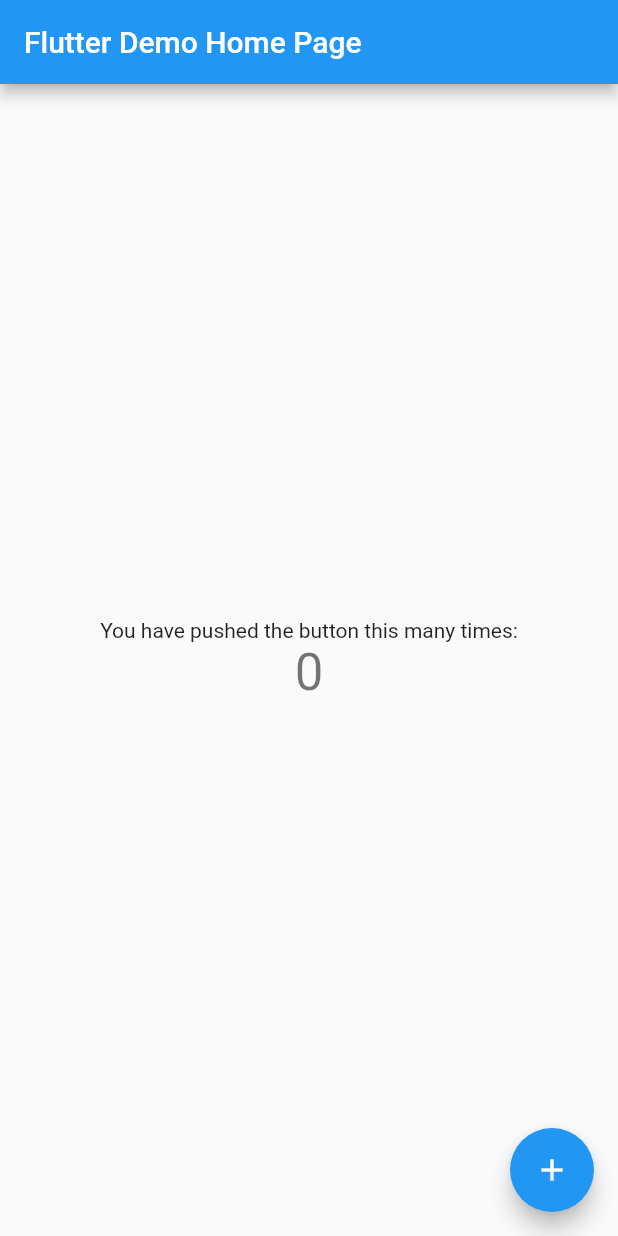
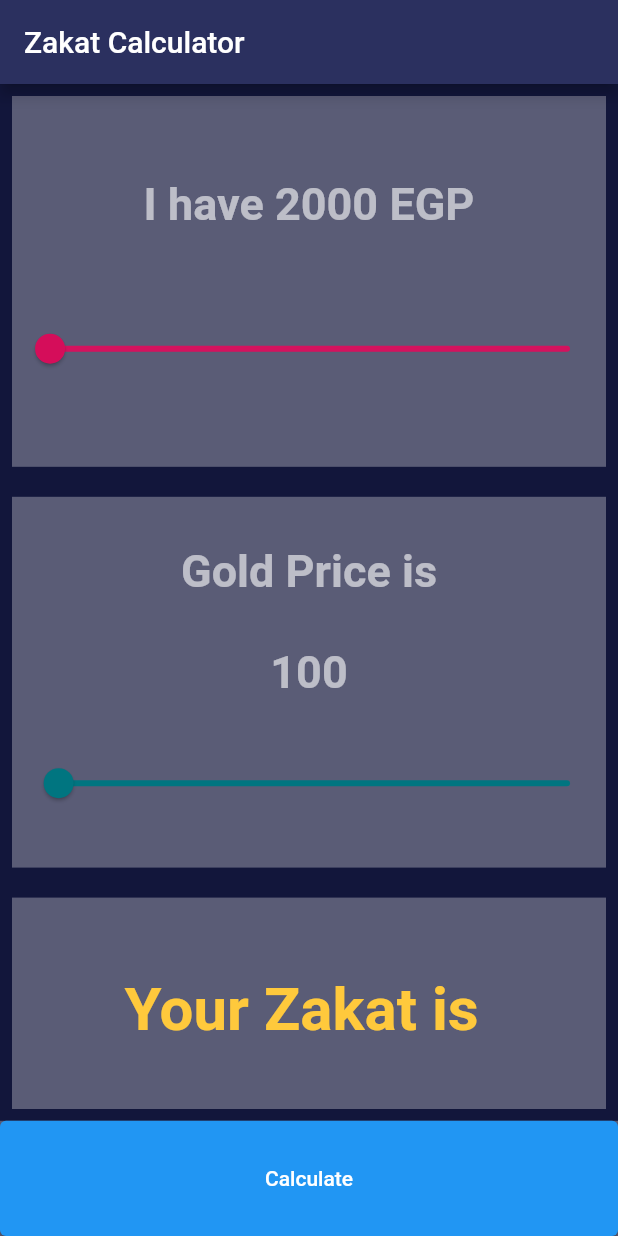
Before and after one commit to Khalid-Elbakly/zakat_calculator, a Flutter app: the screen it shows after launch, on a phone screen of 412 x 824 dp. Run offline on Flutter 3.47's test engine with Material 2 defaults, Android fonts, the phone set to English and light mode, and no system bars.

Commit message:
First Commit

```diff
--- a/lib/main.dart
+++ b/lib/main.dart
@@ -1,3 +1,4 @@
+import 'package:flutter/cupertino.dart';
 import 'package:flutter/material.dart';
 
 void main() {
@@ -5,12 +6,14 @@ void main() {
 }
 
 class MyApp extends StatelessWidget {
+  Color color = Color(0xff12163b);
   // This widget is the root of your application.
   @override
   Widget build(BuildContext context) {
     return MaterialApp(
-      title: 'Flutter Demo',
+      title: 'Zakat Calculator',
       theme: ThemeData(
+        scaffoldBackgroundColor: const Color(0xff12163b),
         // This is the theme of your application.
         //
         // Try running your application with "flutter run". You'll see the
@@ -20,9 +23,8 @@ class MyApp extends StatelessWidget {
         // or simply save your changes to "hot reload" in a Flutter IDE).
         // Notice that the counter didn't reset back to zero; the application
         // is not restarted.
-        primarySwatch: Colors.blue,
       ),
-      home: MyHomePage(title: 'Flutter Demo Home Page'),
+      home: MyHomePage(title: 'Zakat Calculator'),
     );
   }
 }
@@ -46,19 +48,10 @@ class MyHomePage extends StatefulWidget {
 }
 
 class _MyHomePageState extends State<MyHomePage> {
-  int _counter = 0;
-
-  void _incrementCounter() {
-    setState(() {
-      // This call to setState tells the Flutter framework that something has
-      // changed in this State, which causes it to rerun the build method below
-      // so that the display can reflect the updated values. If we changed
-      // _counter without calling setState(), then the build method would not be
-      // called again, and so nothing would appear to happen.
-      _counter++;
-    });
-  }
-
+  double money = 2000;
+  double gold=100;
+  double zakat;
+  double slider=50;
   @override
   Widget build(BuildContext context) {
     // This method is rerun every time setState is called, for instance as done
@@ -69,45 +62,98 @@ class _MyHomePageState extends State<MyHomePage> {
     // than having to individually change instances of widgets.
     return Scaffold(
       appBar: AppBar(
+        backgroundColor: Color(0xff2b305f),
         // Here we take the value from the MyHomePage object that was created by
         // the App.build method, and use it to set our appbar title.
         title: Text(widget.title),
       ),
-      body: Center(
-        // Center is a layout widget. It takes a single child and positions it
-        // in the middle of the parent.
-        child: Column(
-          // Column is also a layout widget. It takes a list of children and
-          // arranges them vertically. By default, it sizes itself to fit its
-          // children horizontally, and tries to be as tall as its parent.
-          //
-          // Invoke "debug painting" (press "p" in the console, choose the
-          // "Toggle Debug Paint" action from the Flutter Inspector in Android
-          // Studio, or the "Toggle Debug Paint" command in Visual Studio Code)
-          // to see the wireframe for each widget.
-          //
-          // Column has various properties to control how it sizes itself and
-          // how it positions its children. Here we use mainAxisAlignment to
-          // center the children vertically; the main axis here is the vertical
-          // axis because Columns are vertical (the cross axis would be
-          // horizontal).
-          mainAxisAlignment: MainAxisAlignment.center,
-          children: <Widget>[
-            Text(
-              'You have pushed the button this many times:',
+      body: Column(
+        children: [
+          Expanded(
+            flex: 9,
+            child: Padding(
+              padding: const EdgeInsets.all(8.0),
+              child: SingleChildScrollView(
+                child: Column(
+                  children: [
+                    Container(
+                      width: MediaQuery.of(context).size.width,
+                      height: MediaQuery.of(context).size.height*0.3,
+                      color: Colors.white30,
+                      child: Column(
+                        mainAxisAlignment: MainAxisAlignment.spaceEvenly,
+                        children: [
+                          Text("I have ${money.round().toString()} EGP",style: TextStyle(fontSize: 30,fontWeight: FontWeight.bold,color: Colors.white60),),
+                          Slider(value: money,min: 0,max: 500000,label: money.round().toString(),activeColor: Color(
+                              0xFFD50D5A),inactiveColor: Color(0xFFD4125E), onChanged: (double NewValue){
+                            setState(() {
+                              money=NewValue;
+                            });
+                          }),
+                        ],
+                      ),
+                    ),
+                    SizedBox(height: 20),
+                    Container(
+                      width: MediaQuery.of(context).size.width,
+                      height: MediaQuery.of(context).size.height*0.3,
+                      color: Colors.white30,
+                      child: Column(
+                        mainAxisAlignment: MainAxisAlignment.spaceEvenly,
+                        children: [
+                          Text("Gold Price is",style: TextStyle(fontSize: 30,fontWeight: FontWeight.bold,color: Colors.white60)),
+                          Text(gold.round().toString(),style:TextStyle(fontSize: 30,fontWeight: FontWeight.bold,color: Colors.white60) ,),
+                          Slider(min: 50, max: 2500,activeColor: Color(
+                              0xFF007580),inactiveColor: Color(0xFF007580),value: gold, onChanged: (double newValue){
+                            setState(() {
+                              gold=newValue;
+                            });
+                          }),
+                        ],
+                      ),
+                    ),
+
+                    SizedBox(height: 20,),
+                    Container(
+                      width: MediaQuery.of(context).size.width,
+                      height: MediaQuery.of(context).size.height*0.3,
+                      color: Colors.white30,
+                      child: Column(
+                        mainAxisAlignment: MainAxisAlignment.spaceEvenly,
+                        children: [Text("Your Zakat is ",style: TextStyle(fontSize: 40,color: Color(
+                            0xffffc93c),fontWeight: FontWeight.bold),),
+                          Text(zakat.toString(),style: TextStyle(fontSize: 40,color: Color(
+                              0xffffc93c),fontWeight: FontWeight.bold))
+                     ] ),
+                    )
+                  ],
+                ),
+              ),
             ),
-            Text(
-              '$_counter',
-              style: Theme.of(context).textTheme.headline4,
+          ),
+          Expanded(
+            flex: 1,
+            child: Container(
+              color: Colors.white30,
+              width: MediaQuery.of(context).size.width,
+              height: MediaQuery.of(context).size.height*0.1,
+              child: ElevatedButton(
+                onPressed: (){
+                setState(() {
+                  calc(money.round());
+                });
+              },child: Text("Calculate"),),
             ),
-          ],
-        ),
-      ),
-      floatingActionButton: FloatingActionButton(
-        onPressed: _incrementCounter,
-        tooltip: 'Increment',
-        child: Icon(Icons.add),
-      ), // This trailing comma makes auto-formatting nicer for build methods.
+          ),
+        ],
+      )
     );
   }
-}
+  int calc(int money){
+      if(money<gold*85){
+        zakat = 0;
+      }else{
+        zakat = money/40;
+      }
+    }
+  }
```
